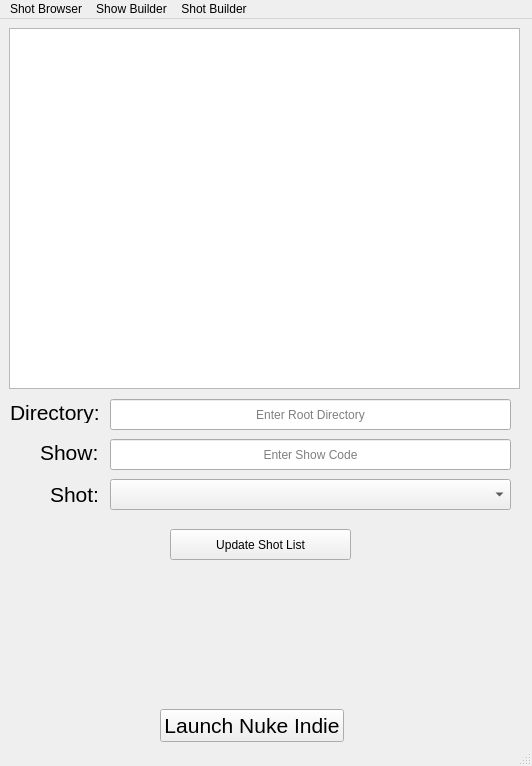
This is __QtFiles__/NukeFileMangerGUI_v002.ui in zackthomas1/NukeFileManager as Qt 5 draws it before an edit. The edited form follows.
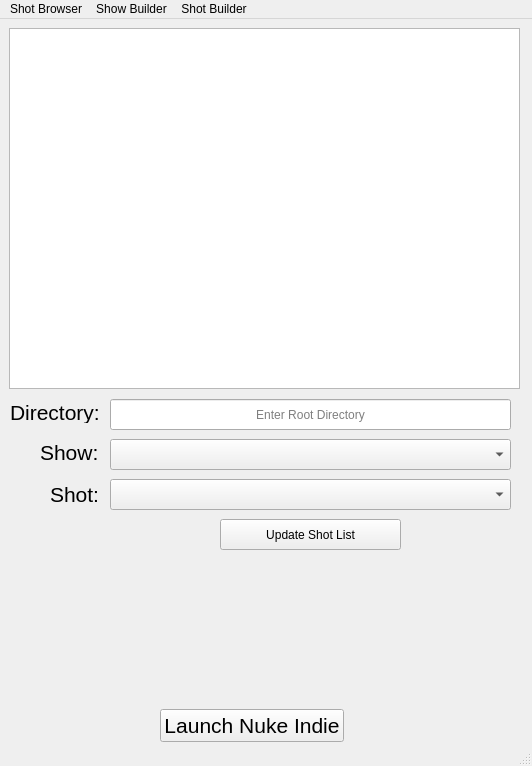
This is the edited form.

Commit message: Changed method for setting show code to combo box

```diff
--- a/__QtFiles__/NukeFileMangerGUI_v002.ui
+++ b/__QtFiles__/NukeFileMangerGUI_v002.ui
@@ -42,27 +42,11 @@
      </rect>
     </property>
    </widget>
-   <widget class="QLineEdit" name="showCode_lineEdit">
-    <property name="geometry">
-     <rect>
-      <x>110</x>
-      <y>420</y>
-      <width>401</width>
-      <height>31</height>
-     </rect>
-    </property>
-    <property name="alignment">
-     <set>Qt::AlignCenter</set>
-    </property>
-    <property name="placeholderText">
-     <string>Enter Show Code</string>
-    </property>
-   </widget>
    <widget class="QPushButton" name="enter_shotinfo_pushButton">
     <property name="geometry">
      <rect>
-      <x>170</x>
-      <y>510</y>
+      <x>220</x>
+      <y>500</y>
       <width>181</width>
       <height>31</height>
      </rect>
@@ -157,6 +141,16 @@
      <string>Directory:</string>
     </property>
    </widget>
+   <widget class="QComboBox" name="showCode_comboBox">
+    <property name="geometry">
+     <rect>
+      <x>110</x>
+      <y>420</y>
+      <width>401</width>
+      <height>31</height>
+     </rect>
+    </property>
+   </widget>
   </widget>
   <widget class="QMenuBar" name="menubar">
    <property name="geometry">
```
Left out of the diff: 4 changed lines with no effect on the pictures. The commit also changes 14 other files.
